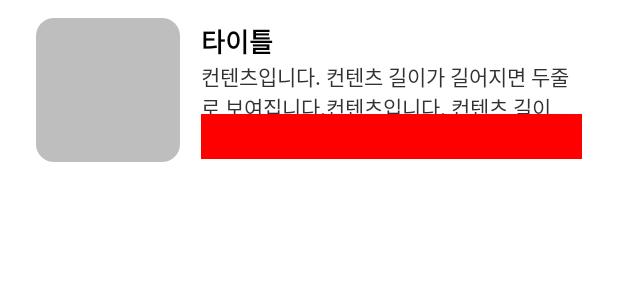
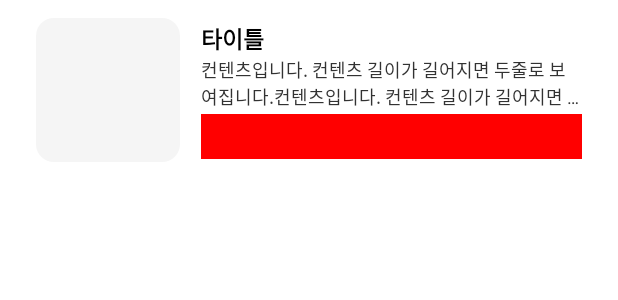
Before and after one commit to jangsejing/my_real_trip-project, an Android app: the layout main_item.xml on its own in the app's theme, with its tools: preview values and no code run, on a phone screen of 412 x 824 dp. Shown: the top 300 px of the screen. Run offline under Robolectric (Android 15) with nearby library versions, the phone set to English and light mode, and no system bars; network calls fail.

```diff
--- a/app/src/main/AndroidManifest.xml
+++ b/app/src/main/AndroidManifest.xml
@@ -13,6 +13,7 @@
         android:roundIcon="@mipmap/ic_launcher_round"
         android:supportsRtl="true"
         android:theme="@style/AppTheme"
+        android:usesCleartextTraffic="true"
         tools:ignore="GoogleAppIndexingWarning">
 
         <activity android:name=".presentation.main.view.MainActivity">
--- a/app/src/main/res/drawable/shp_rect_secondary_text_dark_r12.xml
+++ b/app/src/main/res/drawable/shp_rect_f5f5f5_r12.xml
@@ -2,5 +2,5 @@
 <shape xmlns:android="http://schemas.android.com/apk/res/android"
     android:shape="rectangle">
     <corners android:radius="12dp" />
-    <solid android:color="#bebebe" />
+    <solid android:color="#f5f5f5" />
 </shape>
--- a/app/src/main/res/layout/main_item.xml
+++ b/app/src/main/res/layout/main_item.xml
@@ -8,7 +8,7 @@
 
         <variable
             name="item"
-            type="com.jess.myrealtrip.data.ChannelData.ItemData" />
+            type="com.jess.myrealtrip.data.NewsData" />
 
         <variable
             name="viewModel"
@@ -29,11 +29,11 @@
             android:id="@+id/iv_thumbnail"
             android:layout_width="96dp"
             android:layout_height="96dp"
-            android:background="@drawable/shp_rect_secondary_text_dark_r12"
+            android:background="@drawable/shp_rect_f5f5f5_r12"
             android:scaleType="centerCrop"
             app:layout_constraintLeft_toLeftOf="parent"
             app:layout_constraintTop_toTopOf="parent"
-            bind:loadImage="@{viewModel.image}" />
+            bind:loadImage="@{item.image}" />
 
         <androidx.constraintlayout.widget.ConstraintLayout
             android:id="@+id/cl_desc"
@@ -57,7 +57,7 @@
                 android:maxLines="1"
                 android:text="@{item.title}"
                 android:textColor="@android:color/primary_text_light"
-                android:textSize="17sp"
+                android:textSize="15sp"
                 android:textStyle="bold"
                 app:layout_constraintLeft_toLeftOf="parent"
                 app:layout_constraintTop_toTopOf="parent"
@@ -69,9 +69,9 @@
                 android:layout_height="wrap_content"
                 android:ellipsize="end"
                 android:maxLines="2"
-                android:text="@{viewModel.description}"
+                android:text="@{item.description}"
                 android:textColor="@android:color/secondary_text_light"
-                android:textSize="14sp"
+                android:textSize="12sp"
                 app:layout_constraintLeft_toLeftOf="parent"
                 app:layout_constraintTop_toBottomOf="@id/tv_title"
                 tools:text="컨텐츠입니다. 컨텐츠 길이가 길어지면 두줄로 보여집니다.컨텐츠입니다. 컨텐츠 길이가 길어지면 두줄로 보여집니다." />
--- a/app/src/main/res/layout/splash_activity.xml
+++ b/app/src/main/res/layout/splash_activity.xml
@@ -42,7 +42,7 @@
                 android:id="@+id/cl_newspaper"
                 android:layout_width="150dp"
                 android:layout_height="0dp"
-                android:background="@drawable/shp_oval_secondary_text_dark"
+                android:background="@drawable/shp_oval_f5f5f5"
                 android:padding="25dp"
                 app:layout_constraintBottom_toBottomOf="parent"
                 app:layout_constraintDimensionRatio="1:1"
```
Also changed, not shown: app/src/main/java/com/jess/myrealtrip/common/base/BaseViewModel.kt (+7 -0 lines), app/src/main/java/com/jess/myrealtrip/data/ChannelData.kt (deleted, +0 -25 lines), app/src/main/java/com/jess/myrealtrip/data/NewsData.kt (added, +11 -0 lines), app/src/main/java/com/jess/myrealtrip/data/RssData.kt (deleted, +0 -10 lines), app/src/main/java/com/jess/myrealtrip/data/RssResponseData.kt (added, +20 -0 lines), app/src/main/java/com/jess/myrealtrip/presentation/main/view/MainActivity.kt (+5 -6 lines), app/src/main/java/com/jess/myrealtrip/presentation/main/viewmodel/MainItemViewModel.kt (+47 -25 lines), app/src/main/java/com/jess/myrealtrip/presentation/main/viewmodel/MainViewModel.kt (+11 -5 lines), app/src/main/java/com/jess/myrealtrip/repository/GoogleRepository.kt (+4 -5 lines), app/src/main/res/drawable/shp_oval_f5f5f5.xml (renamed from app/src/main/res/drawable/shp_oval_secondary_text_dark.xml).
